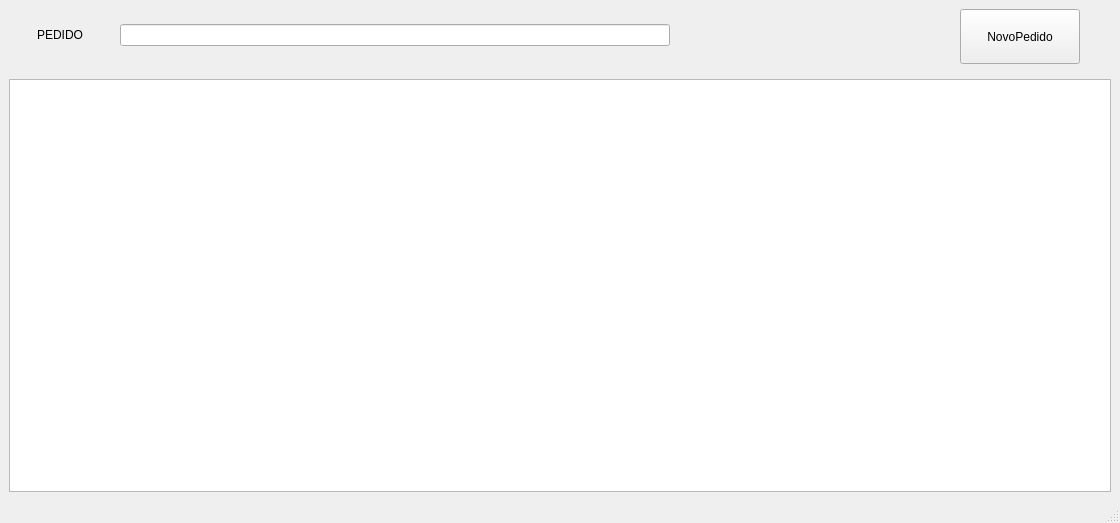
The window that desktop/windows/form_delivery/delivery.ui (hnmcano/unique) describes before a commit, drawn with Qt 5.
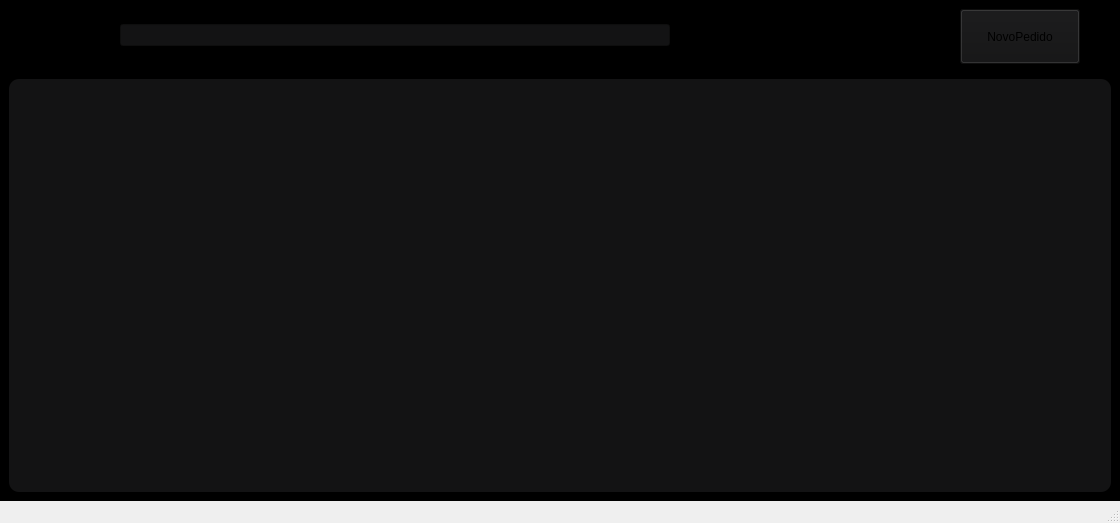
The same window after the commit. Icons and pictures are not drawn.

```diff
--- a/desktop/windows/form_delivery/delivery.ui
+++ b/desktop/windows/form_delivery/delivery.ui
@@ -23,7 +23,26 @@
    <string>PEDIDOS DELIVERY</string>
   </property>
   <property name="styleSheet">
-   <string notr="true"/>
+   <string notr="true">#centralwidget{
+	background-color: black;
+}
+
+#centralwidget QLineEdit{
+	background-color: #131314;
+}
+
+#centralwidget QPushButton{
+	background-color: #131314;
+}
+
+#centralwidget QPushButton:hover{
+	background-color: 3c3c3c;
+}
+
+#centralwidget #tableWidget{
+	background-color: #131314;
+	border-radius: 10px;
+}</string>
   </property>
   <widget class="QWidget" name="centralwidget">
    <property name="styleSheet">
```
